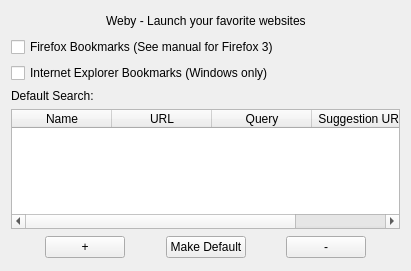
Qt form plugins/weby/dlg.ui (Chronial/launchy) before a commit.
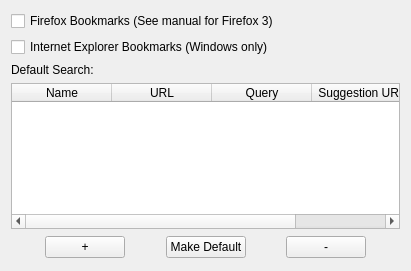
The same form after that commit. Custom widgets are drawn as their Qt base class.

Patch:
```diff
--- a/plugins/weby/dlg.ui
+++ b/plugins/weby/dlg.ui
@@ -14,43 +14,6 @@
    <string>Form</string>
   </property>
   <layout class="QVBoxLayout">
-   <item>
-    <layout class="QHBoxLayout">
-     <item>
-      <spacer>
-       <property name="orientation">
-        <enum>Qt::Horizontal</enum>
-       </property>
-       <property name="sizeHint" stdset="0">
-        <size>
-         <width>40</width>
-         <height>20</height>
-        </size>
-       </property>
-      </spacer>
-     </item>
-     <item>
-      <widget class="QLabel" name="label">
-       <property name="text">
-        <string>Weby - Launch your favorite websites</string>
-       </property>
-      </widget>
-     </item>
-     <item>
-      <spacer>
-       <property name="orientation">
-        <enum>Qt::Horizontal</enum>
-       </property>
-       <property name="sizeHint" stdset="0">
-        <size>
-         <width>40</width>
-         <height>20</height>
-        </size>
-       </property>
-      </spacer>
-     </item>
-    </layout>
-   </item>
    <item>
     <widget class="QCheckBox" name="booksFirefox">
      <property name="text">
```
Left out of the diff: 2 changed lines with no effect on the pictures.
